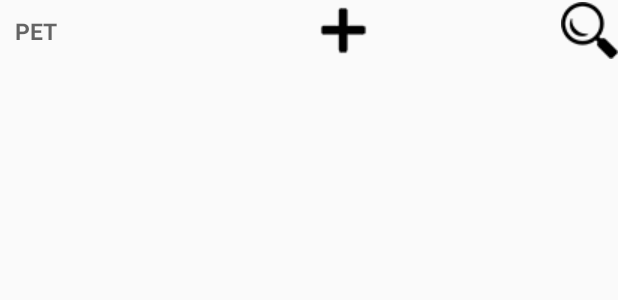
After one commit to huygia1997/PassExamTogether, an Android app: the layout custom_action_bar_layout.xml on its own in the app's theme, with its tools: preview values and no code run, on a phone screen of 412 x 824 dp. The commit adds this screen. Shown: the top 300 px of the screen. Run offline under Robolectric (Android 15) with nearby library versions, the phone set to English and light mode, and no system bars.

Commit message:
add sidenav

```diff
--- a/app/build.gradle
+++ b/app/build.gradle
@@ -21,8 +21,11 @@ android {
 dependencies {
     implementation fileTree(dir: 'libs', include: ['*.jar'])
     implementation 'com.android.support:appcompat-v7:27.0.2'
+    implementation 'com.android.support:design:27.0.2'
     implementation 'com.android.support.constraint:constraint-layout:1.0.2'
     testImplementation 'junit:junit:4.12'
     androidTestImplementation 'com.android.support.test:runner:1.0.1'
     androidTestImplementation 'com.android.support.test.espresso:espresso-core:3.0.1'
+    implementation 'com.android.support:support-v4:27.0.2'
+
 }
--- a/app/src/main/AndroidManifest.xml
+++ b/app/src/main/AndroidManifest.xml
@@ -8,7 +8,7 @@
         android:label="@string/app_name"
         android:roundIcon="@mipmap/ic_launcher_round"
         android:supportsRtl="true"
-        android:theme="@style/AppTheme">
+        android:theme="@style/CustomTheme">
         <activity android:name=".MainActivity">
             <intent-filter>
                 <action android:name="android.intent.action.MAIN" />
@@ -16,6 +16,7 @@
                 <category android:name="android.intent.category.LAUNCHER" />
             </intent-filter>
         </activity>
+        <activity android:name=".RecentActivity"></activity>
     </application>
 
 </manifest>
--- /dev/null
+++ b/app/src/main/res/layout/custom_action_bar_layout.xml
@@ -0,0 +1,59 @@
+<?xml version="1.0" encoding="utf-8"?>
+<TableLayout xmlns:android="http://schemas.android.com/apk/res/android"
+    android:layout_width="match_parent"
+    android:layout_height="wrap_content"
+    android:orientation="horizontal">
+
+    <TableRow>
+        <!--<ImageButton-->
+            <!--android:layout_width="wrap_content"-->
+            <!--android:layout_height="wrap_content"-->
+            <!--android:src="@mipmap/ic_launcher"-->
+            <!--android:layout_gravity="center_vertical"-->
+            <!--android:background="@android:color/transparent"-->
+            <!--android:id="@+id/action_bar_back"-->
+            <!--android:layout_alignParentTop="true"-->
+            <!--android:layout_centerHorizontal="true" />-->
+
+
+        <TextView
+            android:layout_width="wrap_content"
+            android:layout_height="wrap_content"
+            android:text="@string/app_name"
+            android:gravity="center_vertical"
+            android:textAppearance="?android:attr/textAppearanceMedium"
+            android:textStyle="bold"
+            android:textSize="15dp"
+            android:padding="10dp"
+            android:layout_alignParentTop="true"
+            android:layout_weight="1"
+            />
+
+        <ImageButton
+            android:layout_width="290dp"
+            android:layout_height="wrap_content"
+            android:src="@drawable/add_group"
+            android:id="@+id/btn_add_group"
+            android:layout_gravity="center_vertical"
+            android:background="@android:color/transparent"
+            android:layout_alignParentTop="true"
+            android:layout_centerHorizontal="true"
+
+            />
+
+
+
+        <ImageButton
+            android:layout_width="wrap_content"
+            android:layout_height="wrap_content"
+            android:src="@drawable/search"
+            android:id="@+id/action_bar_forward"
+            android:layout_gravity="center_vertical"
+            android:background="@android:color/transparent"
+            android:layout_alignParentTop="true"
+            android:layout_centerHorizontal="true" />
+
+
+    </TableRow>
+
+</TableLayout>
--- a/app/src/main/res/values/strings.xml
+++ b/app/src/main/res/values/strings.xml
@@ -1,3 +1,5 @@
 <resources>
     <string name="app_name">PET</string>
+    <string name="open">Open</string>
+    <string name="close">Close</string>
 </resources>
--- a/app/src/main/res/values/styles.xml
+++ b/app/src/main/res/values/styles.xml
@@ -8,4 +8,10 @@
         <item name="colorAccent">@color/colorAccent</item>
     </style>
 
+    <style name="CustomTheme" parent="Theme.AppCompat.Light">
+
+        <item name="contentInsetStart">0dp</item>
+        <item name="contentInsetEnd">0dp</item>
+    </style>
+
 </resources>
```
Also changed, not shown: app/src/main/java/pet/project/pet/MainActivity.java (+20 -0 lines), app/src/main/java/pet/project/pet/RecentActivity.java (added, +63 -0 lines), app/src/main/res/layout/activity_main.xml (+24 -16 lines), app/src/main/res/layout/activity_recent.xml (added, +29 -0 lines), app/src/main/res/menu/navigation_menu.xml (added, +9 -0 lines), app/src/main/res/drawable/add_group.png (added), app/src/main/res/drawable/search.png (added).
